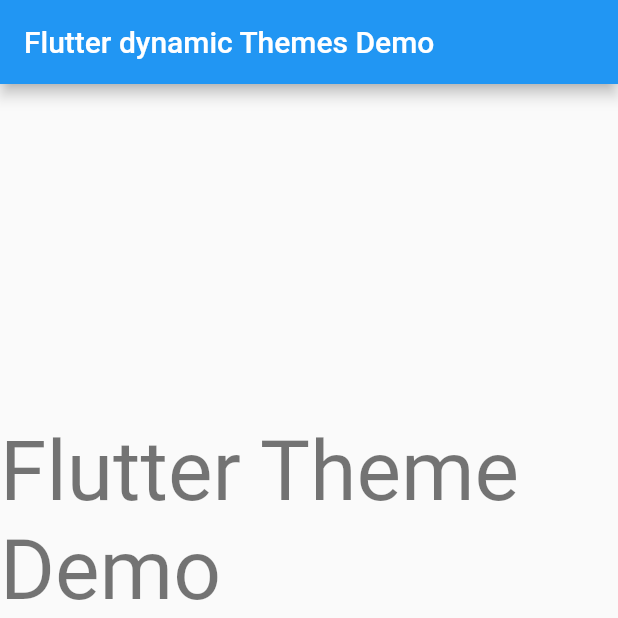
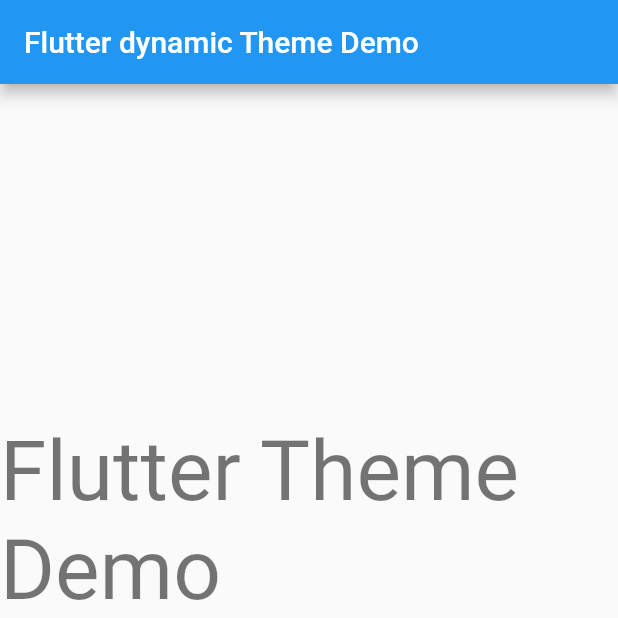
Before and after one commit to TomKrauss/flutter-themes, a Flutter app: the screen it shows after launch, after a tap on "Say hello", on a phone screen of 412 x 824 dp, the top half of it. Run offline on Flutter 3.47's test engine with Material 2 defaults, Android fonts, the phone set to English and light mode, and no system bars; our stand-ins replace rxdart.

Commit message:
NO-ISSUE: fixed deprecation warnings.
- added stateful widget keeping track of the theme stream.

```diff
--- a/lib/main.dart
+++ b/lib/main.dart
@@ -4,7 +4,32 @@ import 'package:flutter/material.dart';
 import 'package:rxdart/rxdart.dart';
 
 void main() {
-  runApp(ThemeDataWidget(child: DemoApplication()));
+  runApp(ThemeControllerWidget(child: DemoApplication()));
+}
+
+///
+/// Stateful widget providing the stream to the theme data.
+///
+class ThemeControllerWidget extends StatefulWidget {
+  final Widget child;
+  ThemeControllerWidget({Key? key, required this.child}) : super(key: key);
+
+  @override
+  State<StatefulWidget> createState() => ThemeControllerWidgetState();
+}
+
+class ThemeControllerWidgetState extends State<ThemeControllerWidget> {
+  final StreamController<ThemeData> themeDataController = BehaviorSubject.seeded(ThemeData(primarySwatch: Colors.blue));
+
+  @override
+  void dispose() {
+    super.dispose();
+    themeDataController.close();
+  }
+  @override
+  Widget build(BuildContext context) {
+    return ThemeDataWidget(child: widget.child, themeDataController: themeDataController);
+  }
 }
 
 ///
@@ -12,9 +37,8 @@ void main() {
 /// in the home widget.
 ///
 class ThemeDataWidget extends InheritedWidget {
-  final StreamController<ThemeData> themeDataController = BehaviorSubject.seeded(ThemeData(primarySwatch: Colors.blue));
-
-  ThemeDataWidget({Key? key, required Widget child}) : super(key: key, child: child);
+  final StreamController<ThemeData> themeDataController;
+  ThemeDataWidget({Key? key, required Widget child, required this.themeDataController}) : super(key: key, child: child);
 
   @override
   bool updateShouldNotify(covariant InheritedWidget oldWidget) {
@@ -40,7 +64,7 @@ class DemoApplication extends StatelessWidget {
             debugShowCheckedModeBanner: false,
             title: 'Flutter Demo',
             theme: data,
-            home: MyHomePage(title: 'Flutter dynamic Themes Demo'),
+            home: MyHomePage(title: 'Flutter dynamic Theme Demo'),
           );
         });
   }
@@ -82,8 +106,8 @@ class _MyHomePageState extends State<MyHomePage> {
             backgroundColor: Colors.deepPurple,
             contentTextStyle: TextStyle(color: Colors.lightGreenAccent, fontWeight: FontWeight.bold)),
         textTheme: TextTheme(
-            headline2: TextStyle(color: Colors.greenAccent, fontSize: 30),
-            bodyText1: TextStyle(color: Colors.yellowAccent, fontSize: 22, shadows: [
+            displayMedium: TextStyle(color: Colors.greenAccent, fontSize: 30),
+            bodyLarge: TextStyle(color: Colors.yellowAccent, fontSize: 22, shadows: [
               Shadow(
                 offset: Offset(10.0, 10.0),
                 blurRadius: 3.0,
@@ -100,12 +124,6 @@ class _MyHomePageState extends State<MyHomePage> {
 
   @override
   Widget build(BuildContext context) {
-    // This method is rerun every time setState is called, for instance as done
-    // by the _incrementCounter method above.
-    //
-    // The Flutter framework has been optimized to make rerunning build methods
-    // fast, so that you can just rebuild anything that needs updating rather
-    // than having to individually change instances of widgets.
     return Scaffold(
       appBar: AppBar(
         // Here we take the value from the MyHomePage object that was created by
@@ -118,15 +136,15 @@ class _MyHomePageState extends State<MyHomePage> {
         child: Column(
           mainAxisAlignment: MainAxisAlignment.center,
           children: <Widget>[
-            Text("Flutter Theme Demo", style: Theme.of(context).textTheme.headline2),
+            Text("Flutter Theme Demo", style: Theme.of(context).textTheme.displayMedium),
             const SizedBox(height: 10),
             Row(mainAxisAlignment: MainAxisAlignment.center, children: [
               Text("Press the FAB Button on the lower right to switch themes ->",
-                  style: Theme.of(context).textTheme.bodyText2),
+                  style: Theme.of(context).textTheme.bodyMedium),
               Icon(Icons.palette)
             ]),
             const SizedBox(height: 10),
-            Text("You've selected theme number $_currentThemeIdx", style: Theme.of(context).textTheme.bodyText1),
+            Text("You've selected theme number $_currentThemeIdx", style: Theme.of(context).textTheme.bodyLarge),
             const SizedBox(height: 15),
             ElevatedButton(
                 onPressed: _showMessage,
```
